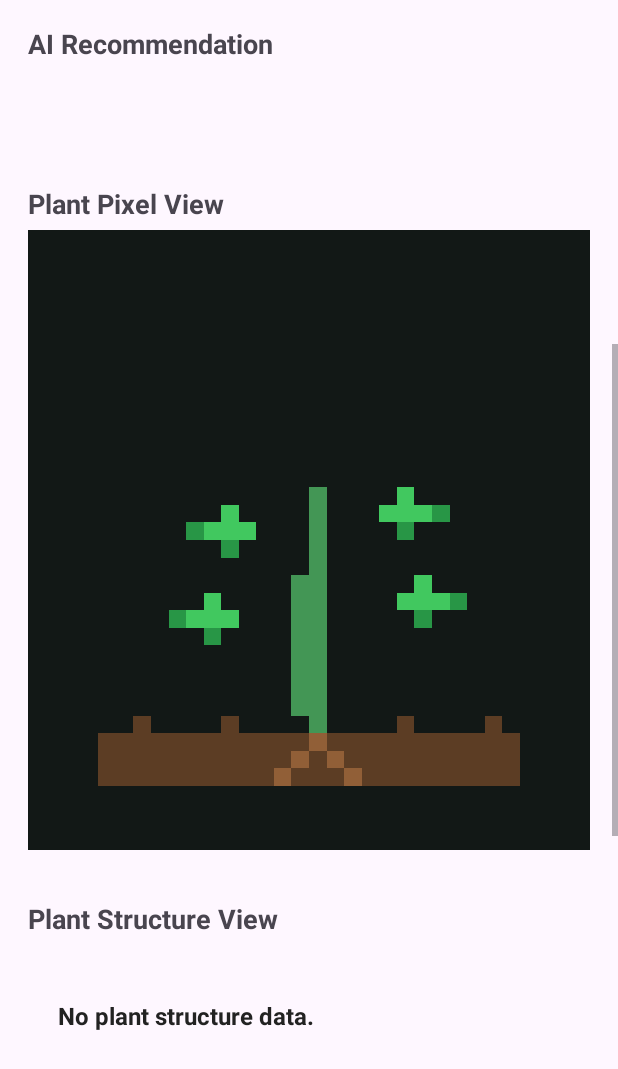
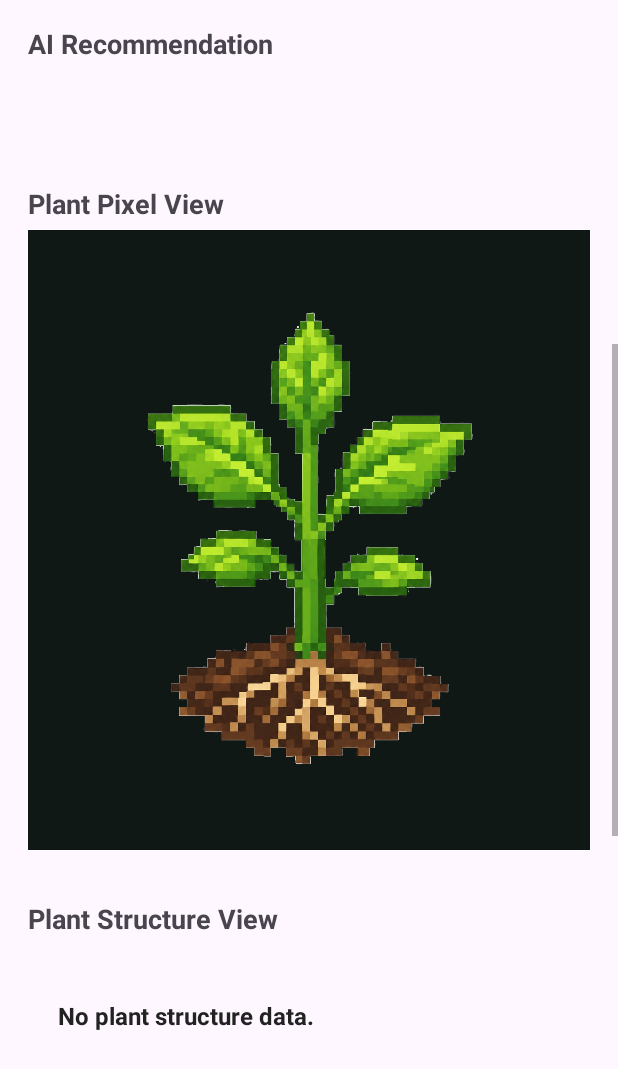
Before and after one commit to Yusolbin/Bio-OS, an Android app: the screen it shows after launch (MainActivity), scrolled down 576 dp, on a phone screen of 412 x 824 dp. Shown: the top 1069 px of the screen. Run offline under Robolectric (Android 15) with nearby library versions, the light colour scheme and no system bars; 5 statements that could not run were skipped.

Commit message:
feat: add pixel art plant state assets

```diff
--- a/app/src/main/java/com/cookandroid/bioosapp/PlantPixelView.java
+++ b/app/src/main/java/com/cookandroid/bioosapp/PlantPixelView.java
@@ -1,9 +1,11 @@
 package com.cookandroid.bioosapp;
 
 import android.content.Context;
+import android.graphics.Bitmap;
+import android.graphics.BitmapFactory;
 import android.graphics.Canvas;
-import android.graphics.Color;
 import android.graphics.Paint;
+import android.graphics.Rect;
 import android.util.AttributeSet;
 import android.view.View;
 
@@ -18,8 +20,7 @@ public class PlantPixelView extends View {
     private String lastAction = "Stable";
     private double totalEnergy = 100.0;
 
-    private final int GRID_WIDTH = 32;
-    private final int GRID_HEIGHT = 32;
+    private Bitmap currentBitmap;
 
     public PlantPixelView(Context context) {
         super(context);
@@ -38,8 +39,14 @@ public class PlantPixelView extends View {
 
     private void init() {
         paint = new Paint();
-        paint.setStyle(Paint.Style.FILL);
         paint.setAntiAlias(false);
+        paint.setFilterBitmap(false);
+        paint.setDither(false);
+
+        currentBitmap = BitmapFactory.decodeResource(
+                getResources(),
+                R.drawable.stable
+        );
     }
 
     public void updatePlantState(Set<String> activeStates, String lastAction, double totalEnergy) {
@@ -52,210 +59,73 @@ public class PlantPixelView extends View {
         this.lastAction = lastAction != null ? lastAction : "Stable";
         this.totalEnergy = totalEnergy;
 
+        updateBitmapByState();
         invalidate();
+    }
+
+    private void updateBitmapByState() {
+        int resId = R.drawable.stable;
+
+        if (totalEnergy <= 5.0) {
+            resId = R.drawable.dead_critical;
+        } else if (lastAction != null && lastAction.equalsIgnoreCase("PruningAlreadyExecuted")) {
+            resId = R.drawable.pruning_already_executed;
+        } else if (lastAction != null &&
+                (lastAction.equalsIgnoreCase("Pruning")
+                        || lastAction.equalsIgnoreCase("PruningFailed"))) {
+            resId = R.drawable.pruned;
+        } else if (totalEnergy < 40.0) {
+            resId = R.drawable.low_energy;
+        } else if (activeStates.contains("RecoveryMode")) {
+            resId = R.drawable.recovery_mode;
+        } else if (activeStates.contains("HeatStress")) {
+            resId = R.drawable.heat_stress;
+        } else if (activeStates.contains("DroughtMode")) {
+            resId = R.drawable.drought_mode;
+        } else if (activeStates.contains("PhotosynthesisBoost")) {
+            resId = R.drawable.photosynthesis_boost;
+        } else if (activeStates.contains("ColdStress")) {
+            resId = R.drawable.cold_stress;
+        } else {
+            resId = R.drawable.stable;
+        }
+
+        currentBitmap = BitmapFactory.decodeResource(getResources(), resId);
     }
 
     @Override
     protected void onDraw(Canvas canvas) {
         super.onDraw(canvas);
 
-        float pixelSize = Math.min(
-                getWidth() / (float) GRID_WIDTH,
-                getHeight() / (float) GRID_HEIGHT
+        canvas.drawColor(0xFF101816);
+
+        if (currentBitmap == null) {
+            return;
+        }
+
+        int viewWidth = getWidth();
+        int viewHeight = getHeight();
+
+        int targetSize = Math.min(viewWidth, viewHeight) - 40;
+
+        if (targetSize < 64) {
+            targetSize = Math.min(viewWidth, viewHeight);
+        }
+
+        int left = (viewWidth - targetSize) / 2;
+        int top = (viewHeight - targetSize) / 2;
+        int right = left + targetSize;
+        int bottom = top + targetSize;
+
+        Rect src = new Rect(
+                0,
+                0,
+                currentBitmap.getWidth(),
+                currentBitmap.getHeight()
         );
 
-        float offsetX = (getWidth() - GRID_WIDTH * pixelSize) / 2f;
-        float offsetY = (getHeight() - GRID_HEIGHT * pixelSize) / 2f;
+        Rect dst = new Rect(left, top, right, bottom);
 
-        drawBackground(canvas, pixelSize, offsetX, offsetY);
-        drawSoil(canvas, pixelSize, offsetX, offsetY);
-        drawRoots(canvas, pixelSize, offsetX, offsetY);
-        drawStem(canvas, pixelSize, offsetX, offsetY);
-        drawLeaves(canvas, pixelSize, offsetX, offsetY);
-        drawStateEffects(canvas, pixelSize, offsetX, offsetY);
-    }
-
-    private void drawBackground(Canvas canvas, float pixelSize, float offsetX, float offsetY) {
-        int bgColor = Color.rgb(18, 24, 22);
-
-        if (activeStates.contains("HeatStress")) {
-            bgColor = Color.rgb(35, 22, 20);
-        } else if (activeStates.contains("DroughtMode")) {
-            bgColor = Color.rgb(32, 28, 20);
-        } else if (activeStates.contains("RecoveryMode")) {
-            bgColor = Color.rgb(18, 30, 24);
-        }
-
-        canvas.drawColor(bgColor);
-    }
-
-    private void drawSoil(Canvas canvas, float pixelSize, float offsetX, float offsetY) {
-        int soilColor = Color.rgb(92, 61, 36);
-
-        if (activeStates.contains("DroughtMode")) {
-            soilColor = Color.rgb(120, 92, 50);
-        }
-
-        for (int y = 27; y < 30; y++) {
-            for (int x = 4; x < 28; x++) {
-                drawPixel(canvas, x, y, soilColor, pixelSize, offsetX, offsetY);
-            }
-        }
-
-        // 작은 흙 입자
-        drawPixel(canvas, 6, 26, soilColor, pixelSize, offsetX, offsetY);
-        drawPixel(canvas, 11, 26, soilColor, pixelSize, offsetX, offsetY);
-        drawPixel(canvas, 21, 26, soilColor, pixelSize, offsetX, offsetY);
-        drawPixel(canvas, 26, 26, soilColor, pixelSize, offsetX, offsetY);
-    }
-
-    private void drawRoots(Canvas canvas, float pixelSize, float offsetX, float offsetY) {
-        int rootColor = Color.rgb(145, 95, 55);
-
-        if (activeStates.contains("DroughtMode")) {
-            rootColor = Color.rgb(110, 78, 45);
-        }
-
-        drawPixel(canvas, 16, 26, rootColor, pixelSize, offsetX, offsetY);
-        drawPixel(canvas, 16, 27, rootColor, pixelSize, offsetX, offsetY);
-        drawPixel(canvas, 15, 28, rootColor, pixelSize, offsetX, offsetY);
-        drawPixel(canvas, 17, 28, rootColor, pixelSize, offsetX, offsetY);
-        drawPixel(canvas, 14, 29, rootColor, pixelSize, offsetX, offsetY);
-        drawPixel(canvas, 18, 29, rootColor, pixelSize, offsetX, offsetY);
-    }
-
-    private void drawStem(Canvas canvas, float pixelSize, float offsetX, float offsetY) {
-        int stemColor = Color.rgb(67, 150, 85);
-
-        if (activeStates.contains("DroughtMode")) {
-            stemColor = Color.rgb(125, 120, 55);
-        } else if (activeStates.contains("HeatStress")) {
-            stemColor = Color.rgb(130, 90, 60);
-        } else if (activeStates.contains("RecoveryMode")) {
-            stemColor = Color.rgb(80, 190, 100);
-        }
-
-        if (totalEnergy < 40) {
-            stemColor = Color.rgb(90, 105, 70);
-        }
-
-        for (int y = 13; y <= 26; y++) {
-            drawPixel(canvas, 16, y, stemColor, pixelSize, offsetX, offsetY);
-        }
-
-        // 줄기 두께감
-        if (totalEnergy >= 60) {
-            for (int y = 18; y <= 25; y++) {
-                drawPixel(canvas, 15, y, stemColor, pixelSize, offsetX, offsetY);
-            }
-        }
-    }
-
-    private void drawLeaves(Canvas canvas, float pixelSize, float offsetX, float offsetY) {
-        int leafColor = Color.rgb(65, 200, 95);
-        int leafDarkColor = Color.rgb(40, 150, 70);
-
-        if (activeStates.contains("DroughtMode")) {
-            leafColor = Color.rgb(190, 155, 55);
-            leafDarkColor = Color.rgb(125, 95, 45);
-        } else if (activeStates.contains("HeatStress")) {
-            leafColor = Color.rgb(160, 115, 65);
-            leafDarkColor = Color.rgb(180, 65, 55);
-        } else if (activeStates.contains("RecoveryMode")) {
-            leafColor = Color.rgb(95, 235, 120);
-            leafDarkColor = Color.rgb(55, 180, 85);
-        }
-
-        boolean pruned = lastAction.contains("Pruning");
-
-        // 왼쪽 잎
-        if (!pruned || lastAction.equals("PruningAlreadyExecuted")) {
-            drawLeafCluster(canvas, 11, 15, leafColor, leafDarkColor, pixelSize, offsetX, offsetY, false);
-            drawLeafCluster(canvas, 10, 20, leafColor, leafDarkColor, pixelSize, offsetX, offsetY, false);
-        }
-
-        // 오른쪽 잎
-        if (!pruned) {
-            drawLeafCluster(canvas, 21, 14, leafColor, leafDarkColor, pixelSize, offsetX, offsetY, true);
-            drawLeafCluster(canvas, 22, 19, leafColor, leafDarkColor, pixelSize, offsetX, offsetY, true);
-        } else {
-            // 가지치기 흔적
-            int cutColor = Color.rgb(180, 80, 65);
-            drawPixel(canvas, 18, 17, cutColor, pixelSize, offsetX, offsetY);
-            drawPixel(canvas, 19, 17, cutColor, pixelSize, offsetX, offsetY);
-        }
-
-        // 꼭대기 새싹
-        if (activeStates.contains("RecoveryMode")) {
-            int sproutColor = Color.rgb(120, 255, 140);
-            drawPixel(canvas, 16, 11, sproutColor, pixelSize, offsetX, offsetY);
-            drawPixel(canvas, 15, 12, sproutColor, pixelSize, offsetX, offsetY);
-            drawPixel(canvas, 17, 12, sproutColor, pixelSize, offsetX, offsetY);
-        }
-    }
-
-    private void drawLeafCluster(
-            Canvas canvas,
-            int centerX,
-            int centerY,
-            int leafColor,
-            int leafDarkColor,
-            float pixelSize,
-            float offsetX,
-            float offsetY,
-            boolean rightSide
-    ) {
-        int droop = activeStates.contains("DroughtMode") ? 1 : 0;
-
-        drawPixel(canvas, centerX, centerY + droop, leafColor, pixelSize, offsetX, offsetY);
-        drawPixel(canvas, centerX - 1, centerY + droop, leafColor, pixelSize, offsetX, offsetY);
-        drawPixel(canvas, centerX + 1, centerY + droop, leafColor, pixelSize, offsetX, offsetY);
-        drawPixel(canvas, centerX, centerY - 1 + droop, leafColor, pixelSize, offsetX, offsetY);
-        drawPixel(canvas, centerX, centerY + 1 + droop, leafDarkColor, pixelSize, offsetX, offsetY);
-
-        if (rightSide) {
-            drawPixel(canvas, centerX + 2, centerY + droop, leafDarkColor, pixelSize, offsetX, offsetY);
-        } else {
-            drawPixel(canvas, centerX - 2, centerY + droop, leafDarkColor, pixelSize, offsetX, offsetY);
-        }
-    }
-
-    private void drawStateEffects(Canvas canvas, float pixelSize, float offsetX, float offsetY) {
-        if (activeStates.contains("HeatStress")) {
-            int heatColor = Color.rgb(230, 80, 55);
-
-            drawPixel(canvas, 8, 12, heatColor, pixelSize, offsetX, offsetY);
-            drawPixel(canvas, 24, 11, heatColor, pixelSize, offsetX, offsetY);
-            drawPixel(canvas, 25, 18, heatColor, pixelSize, offsetX, offsetY);
-            drawPixel(canvas, 7, 21, heatColor, pixelSize, offsetX, offsetY);
-        }
-
-        if (activeStates.contains("DroughtMode")) {
-            int dryColor = Color.rgb(170, 130, 55);
-
-            drawPixel(canvas, 5, 25, dryColor, pixelSize, offsetX, offsetY);
-            drawPixel(canvas, 9, 24, dryColor, pixelSize, offsetX, offsetY);
-            drawPixel(canvas, 23, 25, dryColor, pixelSize, offsetX, offsetY);
-            drawPixel(canvas, 27, 24, dryColor, pixelSize, offsetX, offsetY);
-        }
-    }
-
-    private void drawPixel(
-            Canvas canvas,
-            int gridX,
-            int gridY,
-            int color,
-            float pixelSize,
-            float offsetX,
-            float offsetY
-    ) {
-        paint.setColor(color);
-
-        float left = offsetX + gridX * pixelSize;
-        float top = offsetY + gridY * pixelSize;
-        float right = left + pixelSize;
-        float bottom = top + pixelSize;
-
-        canvas.drawRect(left, top, right, bottom, paint);
+        canvas.drawBitmap(currentBitmap, src, dst, paint);
     }
 }
```
Also changed, not shown: app/src/main/res/drawable/cold_stress.png (added), app/src/main/res/drawable/dead_critical.png (added), app/src/main/res/drawable/drought_mode.png (added), app/src/main/res/drawable/heat_stress.png (added), app/src/main/res/drawable/low_energy.png (added), app/src/main/res/drawable/photosynthesis_boost.png (added), app/src/main/res/drawable/pruned.png (added), app/src/main/res/drawable/pruning_already_executed.png (added), app/src/main/res/drawable/recovery_mode.png (added), app/src/main/res/drawable/stable.png (added).
